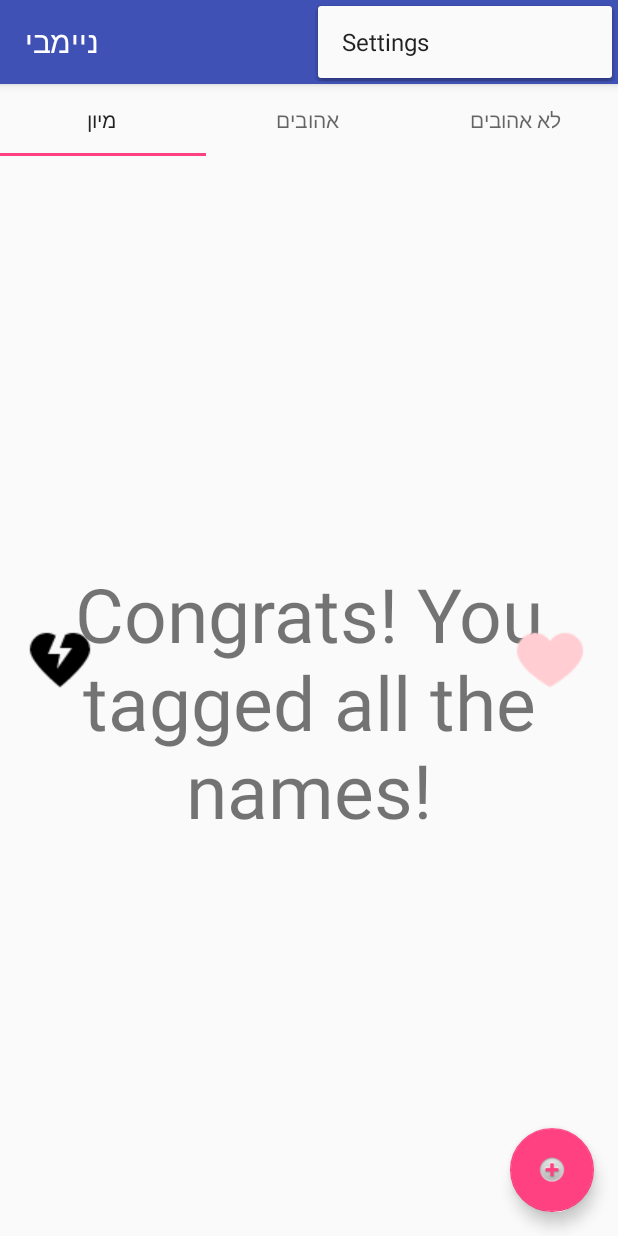
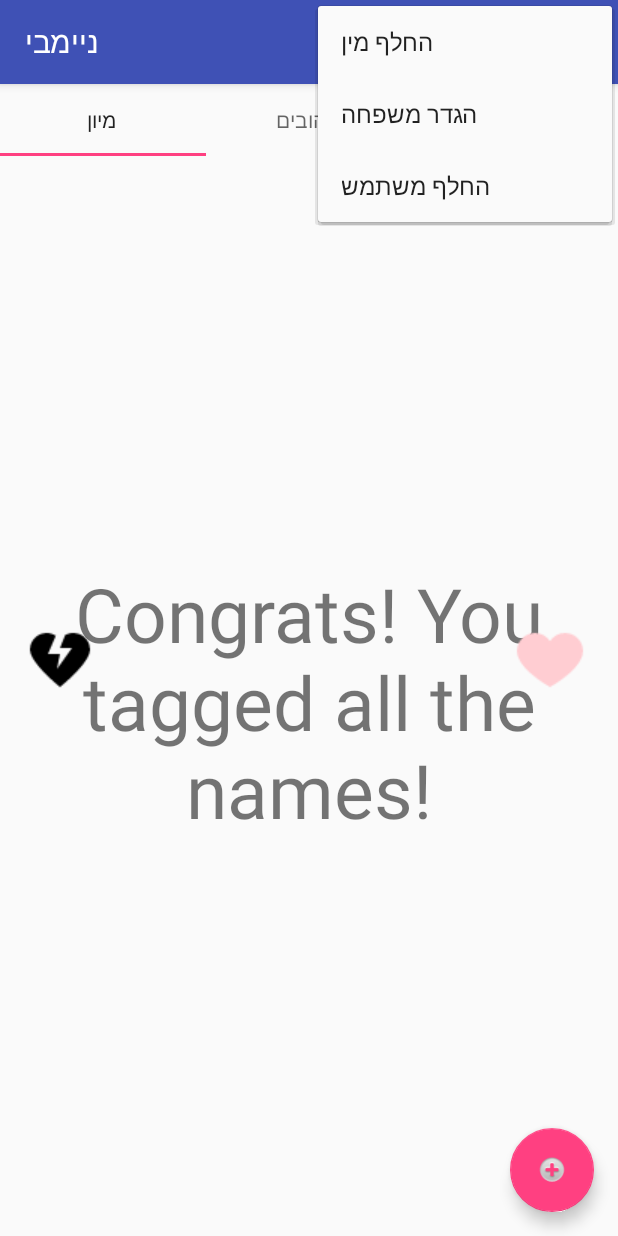
Before and after one commit to NoaAgiv/Nameby, an Android app: the MainActivity screen opened directly, with no data from a screen before it, with the options menu open, on a phone screen of 412 x 824 dp. Run offline under Robolectric (Android 15) with nearby library versions, the phone set to English and light mode, and no system bars; 12 statements that could not run were skipped.

Commit message:
change gender through settings

```diff
--- a/app/src/main/java/com/agiv/names2/InitiationScreen.java
+++ b/app/src/main/java/com/agiv/names2/InitiationScreen.java
@@ -94,7 +94,7 @@ public class InitiationScreen extends AppCompatActivity {
         int id = item.getItemId();
 
         //noinspection SimplifiableIfStatement
-        if (id == R.id.action_settings) {
+        if (id == R.id.sex_settings) {
             return true;
         }
 
--- a/app/src/main/java/com/agiv/names2/MainActivity.java
+++ b/app/src/main/java/com/agiv/names2/MainActivity.java
@@ -2,6 +2,7 @@ package com.agiv.names2;
 
 import android.app.AlertDialog;
 import android.content.DialogInterface;
+import android.content.Intent;
 import android.content.SharedPreferences;
 import android.net.Uri;
 import android.os.Bundle;
@@ -9,12 +10,10 @@ import android.support.design.widget.FloatingActionButton;
 import android.support.design.widget.TabLayout;
 import android.support.v7.app.AppCompatActivity;
 import android.support.v7.widget.Toolbar;
-import android.util.Log;
 import android.view.View;
 import android.view.Menu;
 import android.view.MenuItem;
 import android.widget.AbsListView;
-import android.widget.Button;
 import android.widget.EditText;
 import com.google.android.gms.appindexing.Action;
 import com.google.android.gms.appindexing.AppIndex;
@@ -28,12 +27,18 @@ public class MainActivity extends AppCompatActivity {
 
     private GoogleApiClient client;
     private FloatingActionButton addNameButton;
+    private SharedPreferences.Editor editor;
+    Intent sexChooseIntent;
 
 
     @Override
     protected void onCreate(Bundle savedInstanceState) {
         super.onCreate(savedInstanceState);
         setContentView(R.layout.activity_main);
+        sexChooseIntent = new Intent(getBaseContext(), InitiationScreen.class);
+        final SharedPreferences sharedPref= getSharedPreferences("group_settings", 0);
+        editor = sharedPref.edit();
+
         try {
             initData(MainActivity.this, this, 1);
         }
@@ -187,7 +192,10 @@ public class MainActivity extends AppCompatActivity {
         int id = item.getItemId();
 
         //noinspection SimplifiableIfStatement
-        if (id == R.id.action_settings) {
+        if (id == R.id.sex_settings) {
+            editor.putInt("sex", -1);
+            editor.commit();
+            startActivity(sexChooseIntent);
             return true;
         }
 
--- a/app/src/main/res/menu/menu_main.xml
+++ b/app/src/main/res/menu/menu_main.xml
@@ -3,8 +3,18 @@
     xmlns:tools="http://schemas.android.com/tools"
     tools:context="com.agiv.names2.MainActivity">
     <item
-        android:id="@+id/action_settings"
+        android:id="@+id/sex_settings"
         android:orderInCategory="100"
-        android:title="@string/action_settings"
+        android:title="@string/menu_sex_settings"
+        app:showAsAction="never" />
+    <item
+        android:id="@+id/family_settings"
+        android:orderInCategory="100"
+        android:title="@string/menu_family_settings"
+        app:showAsAction="never" />
+    <item
+        android:id="@+id/change_user"
+        android:orderInCategory="100"
+        android:title="@string/menu_change_user_settings"
         app:showAsAction="never" />
 </menu>
--- a/app/src/main/res/values/strings.xml
+++ b/app/src/main/res/values/strings.xml
@@ -1,6 +1,8 @@
 <resources>
     <string name="app_name">ניימבי</string>
-    <string name="action_settings">Settings</string>
+    <string name="menu_sex_settings">החלף מין</string>
+    <string name="menu_change_user_settings">החלף משתמש</string>
+    <string name="menu_family_settings">הגדר משפחה</string>
     <string name="loved_tab">אהובים</string>
     <string name="unloved_tab">לא אהובים</string>
     <string name="triage_tab">מיון</string>
```
